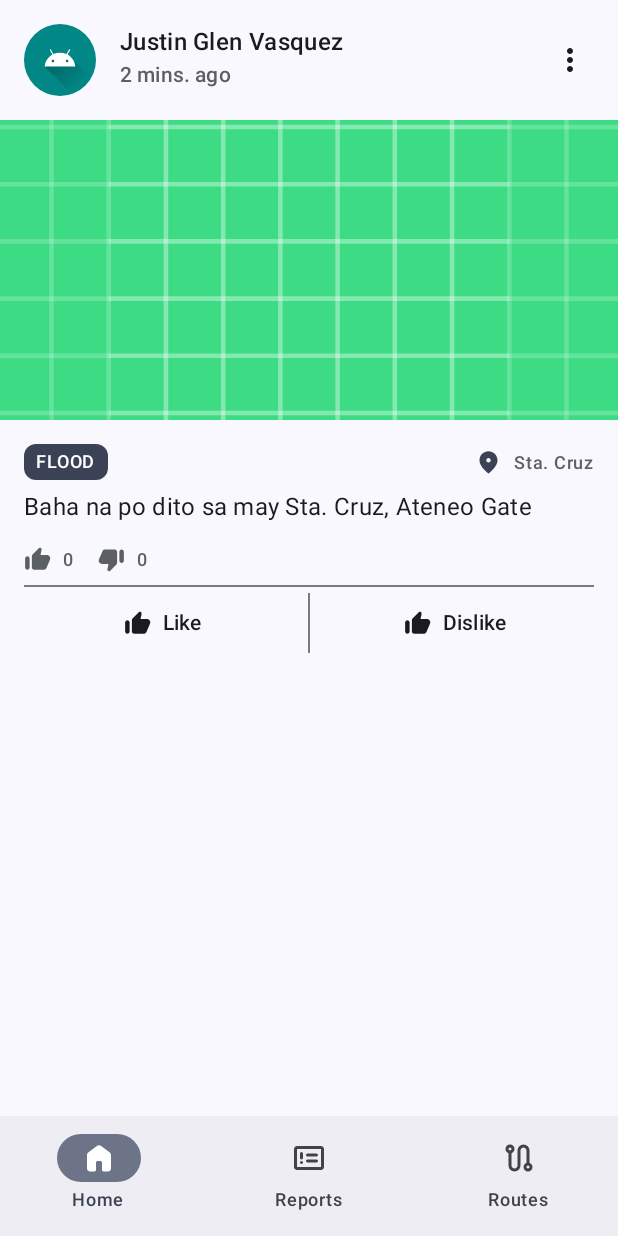
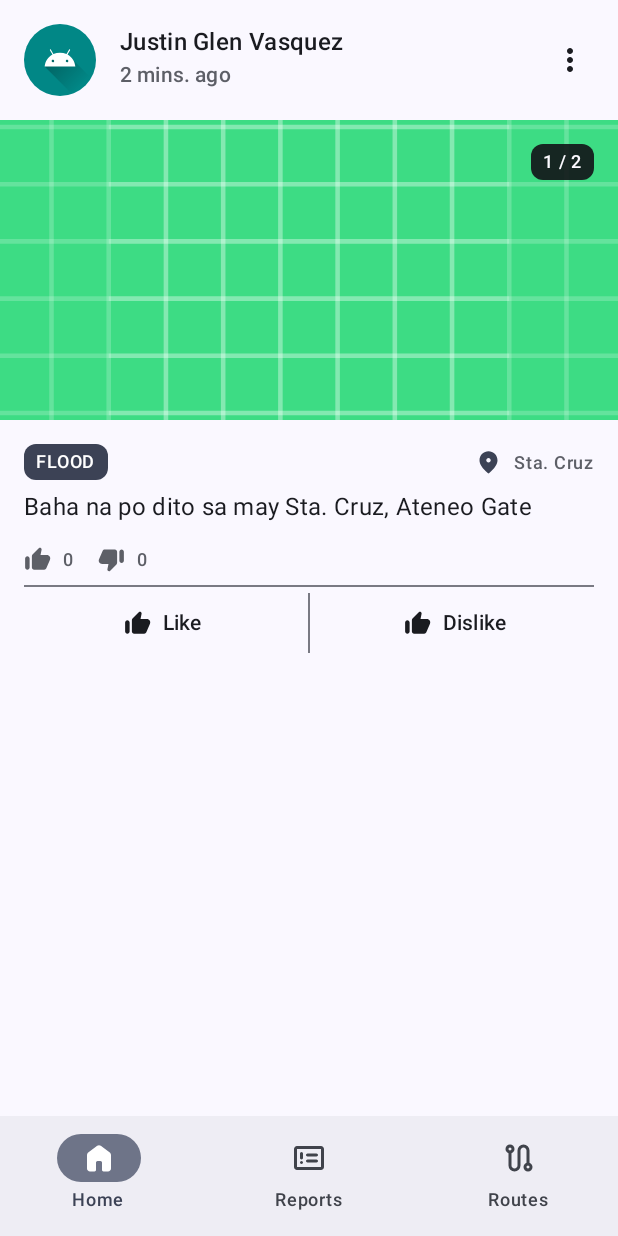
Before and after one commit to Jat2021/E-AlertMobile, an Android app built with Jetpack Compose: the screen it shows after launch (MainActivity), on a phone screen of 412 x 824 dp. Run offline under Robolectric (Android 15) with nearby library versions, the phone set to English and light mode, and no system bars.

Commit message:
Added and made to work the horizontal pager, allowing multiple photos uploaded on Reports post Card

```diff
--- a/app/src/main/java/com/example/e_alert/Report.kt
+++ b/app/src/main/java/com/example/e_alert/Report.kt
@@ -1,19 +1,24 @@
 package com.example.e_alert
 
 import androidx.annotation.DrawableRes
+import androidx.compose.foundation.ExperimentalFoundationApi
 import androidx.compose.foundation.Image
 import androidx.compose.foundation.background
 import androidx.compose.foundation.layout.Arrangement
+import androidx.compose.foundation.layout.Box
 import androidx.compose.foundation.layout.Column
 import androidx.compose.foundation.layout.IntrinsicSize
 import androidx.compose.foundation.layout.Row
 import androidx.compose.foundation.layout.Spacer
 import androidx.compose.foundation.layout.fillMaxHeight
+import androidx.compose.foundation.layout.fillMaxSize
 import androidx.compose.foundation.layout.fillMaxWidth
 import androidx.compose.foundation.layout.height
 import androidx.compose.foundation.layout.padding
 import androidx.compose.foundation.layout.size
 import androidx.compose.foundation.layout.width
+import androidx.compose.foundation.pager.HorizontalPager
+import androidx.compose.foundation.pager.rememberPagerState
 import androidx.compose.foundation.shape.CircleShape
 import androidx.compose.material.icons.Icons
 import androidx.compose.material.icons.filled.MoreVert
@@ -52,25 +57,26 @@ data class User(
 @Composable
 fun PreviewReport () {
     Report(
-        modifier = Modifier,
         user = User(
             name = "Justin Glen Vasquez",
             profilePhoto = R.drawable.ic_launcher_foreground
         ),
         timestamp = "2m ago",
-        reportDescription = "Baha na po dito sa may Sta. Cruz, Ateneo Gate",
-        reportPhotos = R.drawable.ic_launcher_background,
+        reportPhotos = listOf(
+            R.drawable.ic_launcher_background,
+            R.drawable.ic_launcher_background
+        ),
         reportType = "Flood",
-        reportLocation = "Sta. Cruz"
+        reportLocation = "Sta. Cruz",
+        reportDescription = "Baha na po dito sa may Sta. Cruz, Ateneo Gate"
     )
 }
 
 @Composable
 fun Report (
-    modifier : Modifier,
     user: User,
     timestamp : String,
-    @DrawableRes reportPhotos : Int,
+    @DrawableRes reportPhotos : List<Int>,
     reportType : String,
     reportLocation : String,
     reportDescription : String = "",
@@ -88,7 +94,7 @@ fun Report (
         Column (Modifier.fillMaxWidth()
         ) {
             Header(user = user, timePosted = timestamp)
-            ReportPhotos(image = reportPhotos)
+            ReportPhotos(images = reportPhotos)
 
             Column (Modifier.padding(
                 start = 16.dp, top = 16.dp, end = 16.dp)
@@ -147,17 +153,54 @@ fun Header (user : User, timePosted: String) {
     } //Row [Wrapper]
 }
 
+@OptIn(ExperimentalFoundationApi::class)
 @Composable
-fun ReportPhotos (@DrawableRes image : Int) {
+fun ReportPhotos (@DrawableRes images : List<Int>) {
     //TODO: Includes photos coming from the the user (from DB)
-    Image(
-        modifier = Modifier
-            .fillMaxWidth()
-            .height(200.dp),
-        painter = painterResource(id = image),
-        contentDescription = null,
-        contentScale = ContentScale.Crop
-    )
+
+    val pagerState = rememberPagerState { images.size }
+
+    Box(modifier = Modifier
+        .fillMaxWidth()
+        .size(200.dp)
+    ) {
+        HorizontalPager(
+            modifier = Modifier,
+            state = pagerState
+        ) { index ->
+            Image(
+                painter = painterResource(id = images[index]),
+                contentDescription = null,
+                contentScale = ContentScale.Crop,
+                modifier = Modifier.fillMaxSize()
+            )
+        }
+
+        Box(modifier = Modifier
+            .fillMaxSize()
+            .padding(16.dp),
+            contentAlignment = Alignment.TopEnd
+        ) {
+            Row {
+                val pageCounter = "${pagerState.settledPage+1} / ${pagerState.pageCount}"
+
+                Surface(
+                    modifier = Modifier,
+                    shape = MaterialTheme.shapes.small,
+                    color = MaterialTheme.colorScheme.inverseSurface.copy(0.9f)
+                ) {
+                    Text(
+                        modifier = Modifier.padding(8.dp, 4.dp),
+                        style = MaterialTheme.typography.labelMedium,
+                        color = MaterialTheme.colorScheme.inverseOnSurface,
+                        text = pageCounter
+                    )
+                }
+            }
+        } //Row
+    } //Box
+
+
 }
 
 @Composable
--- a/app/src/main/java/com/example/e_alert/ReportsPage.kt
+++ b/app/src/main/java/com/example/e_alert/ReportsPage.kt
@@ -1,15 +1,10 @@
 package com.example.e_alert
 
-import androidx.compose.foundation.layout.fillMaxSize
-import androidx.compose.foundation.layout.fillMaxWidth
-import androidx.compose.material3.Card
 import androidx.compose.material3.MaterialTheme
 import androidx.compose.material3.Surface
-import androidx.compose.material3.surfaceColorAtElevation
 import androidx.compose.runtime.Composable
 import androidx.compose.ui.Modifier
 import androidx.compose.ui.tooling.preview.Preview
-import androidx.compose.ui.unit.dp
 
 @Preview
 @Composable
@@ -20,16 +15,18 @@ fun ReportsPage (modifier: Modifier = Modifier) {
         modifier = Modifier
     ) {
         Report(
-            modifier = modifier,
             user = User(
                 name = "Justin Glen Vasquez",
                 profilePhoto = R.drawable.ic_launcher_foreground
             ),
             timestamp = "2 mins. ago",
-            reportDescription = "Baha na po dito sa may Sta. Cruz, Ateneo Gate",
-            reportPhotos = R.drawable.ic_launcher_background,
+            reportPhotos = listOf(
+                R.drawable.ic_launcher_background,
+                R.drawable.ic_launcher_background
+            ),
             reportType = "Flood",
-            reportLocation = "Sta. Cruz"
+            reportLocation = "Sta. Cruz",
+            reportDescription = "Baha na po dito sa may Sta. Cruz, Ateneo Gate"
         )
     }
 }
```
